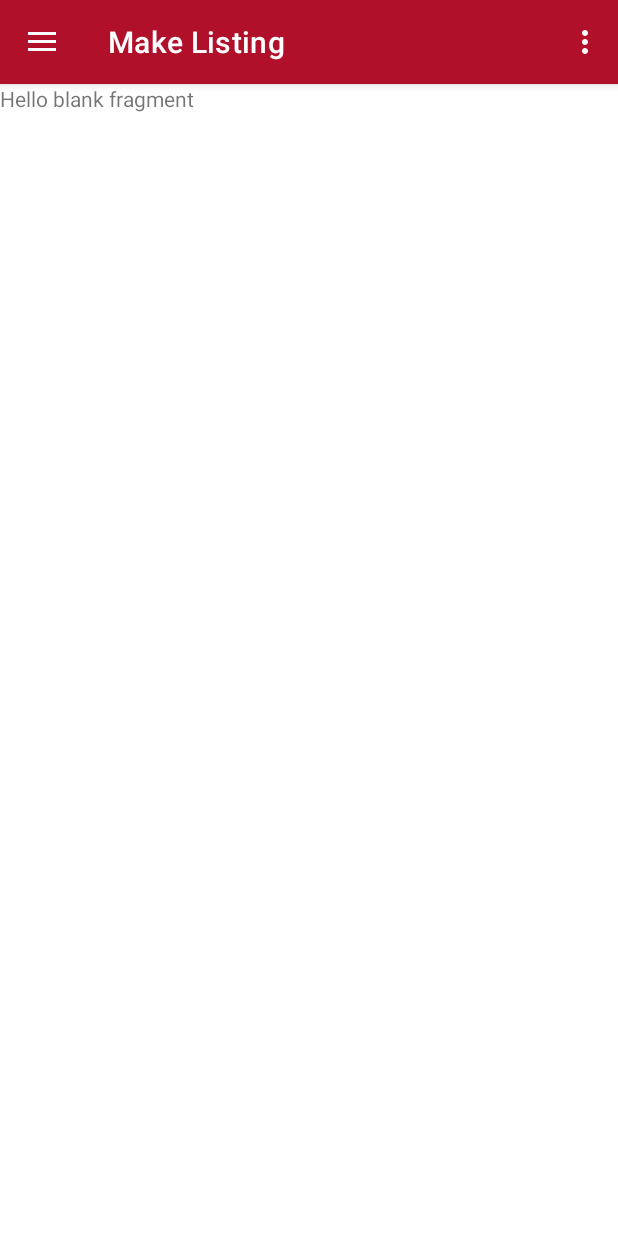
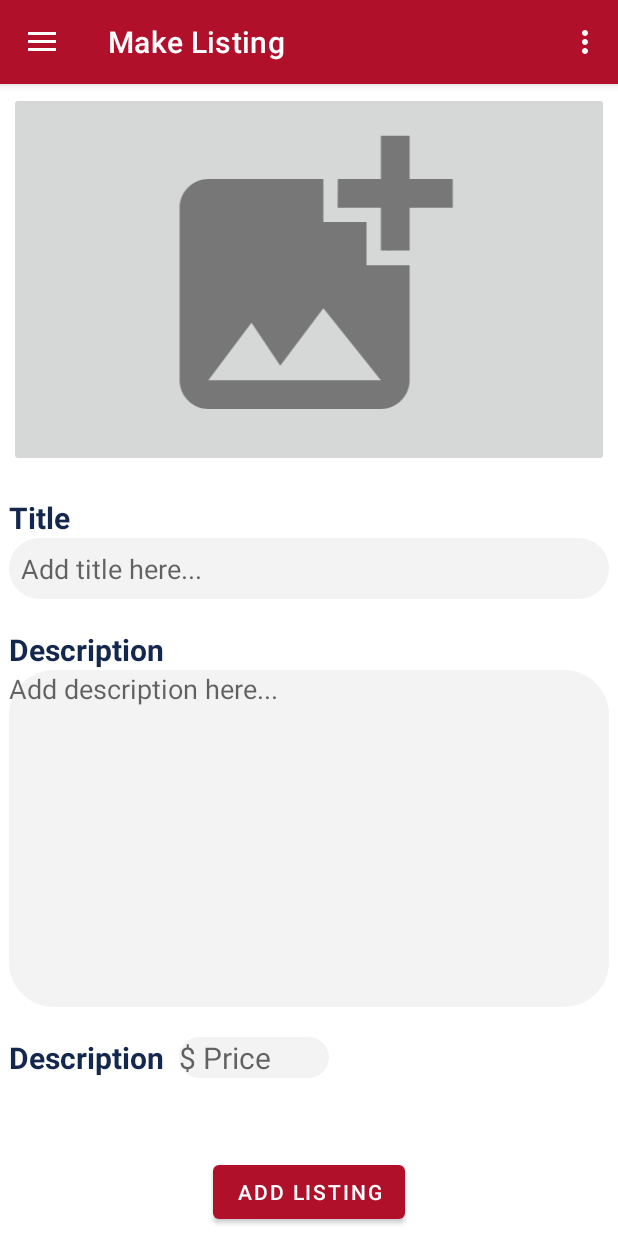
Before and after one commit to CSCI150-LAB01/UniSell, an Android app: the screen it shows after launch (MainActivity), in the side drawer, after a tap on "Make Listing", on a phone screen of 412 x 824 dp. Run offline under Robolectric (Android 15) with nearby library versions, the phone set to English and light mode, and no system bars; our stand-ins replace navigation-ui; Roboto replaces fonts that are not available here.

Commit message:
started make a listing page

```diff
--- a/UniSellApplication/app/src/main/java/com/example/unisellapplication/CreateLisitngFragment.java
+++ /dev/null
@@ -1,64 +0,0 @@
-package com.example.unisellapplication;
-
-import android.os.Bundle;
-
-import androidx.fragment.app.Fragment;
-
-import android.view.LayoutInflater;
-import android.view.View;
-import android.view.ViewGroup;
-
-/**
- * A simple {@link Fragment} subclass.
- * Use the {@link CreateLisitngFragment#newInstance} factory method to
- * create an instance of this fragment.
- */
-public class CreateLisitngFragment extends Fragment {
-
-    // TODO: Rename parameter arguments, choose names that match
-    // the fragment initialization parameters, e.g. ARG_ITEM_NUMBER
-    private static final String ARG_PARAM1 = "param1";
-    private static final String ARG_PARAM2 = "param2";
-
-    // TODO: Rename and change types of parameters
-    private String mParam1;
-    private String mParam2;
-
-    public CreateLisitngFragment() {
-        // Required empty public constructor
-    }
-
-    /**
-     * Use this factory method to create a new instance of
-     * this fragment using the provided parameters.
-     *
-     * @param param1 Parameter 1.
-     * @param param2 Parameter 2.
-     * @return A new instance of fragment CreateLisitngFragment.
-     */
-    // TODO: Rename and change types and number of parameters
-    public static CreateLisitngFragment newInstance(String param1, String param2) {
-        CreateLisitngFragment fragment = new CreateLisitngFragment();
-        Bundle args = new Bundle();
-        args.putString(ARG_PARAM1, param1);
-        args.putString(ARG_PARAM2, param2);
-        fragment.setArguments(args);
-        return fragment;
-    }
-
-    @Override
-    public void onCreate(Bundle savedInstanceState) {
-        super.onCreate(savedInstanceState);
-        if (getArguments() != null) {
-            mParam1 = getArguments().getString(ARG_PARAM1);
-            mParam2 = getArguments().getString(ARG_PARAM2);
-        }
-    }
-
-    @Override
-    public View onCreateView(LayoutInflater inflater, ViewGroup container,
-                             Bundle savedInstanceState) {
-        // Inflate the layout for this fragment
-        return inflater.inflate(R.layout.fragment_create_lisitng, container, false);
-    }
-}
--- a/UniSellApplication/app/src/main/java/com/example/unisellapplication/models/ListingModel.java
+++ b/UniSellApplication/app/src/main/java/com/example/unisellapplication/models/ListingModel.java
@@ -4,17 +4,15 @@ public class ListingModel {
     String name;
     String price;
     String category;
-    String type;
     String img_url;
 
     public ListingModel() {
     }
 
-    public ListingModel(String name, String price, String category, String type, String img_url) {
+    public ListingModel(String name, String price, String category, String img_url) {
         this.name = name;
         this.price = price;
         this.category = category;
-        this.type = type;
         this.img_url = img_url;
     }
 
@@ -42,14 +40,6 @@ public class ListingModel {
         this.category = category;
     }
 
-    public String getType() {
-        return type;
-    }
-
-    public void setType(String type) {
-        this.type = type;
-    }
-
     public String getImg_url() {
         return img_url;
     }
--- /dev/null
+++ b/UniSellApplication/app/src/main/java/com/example/unisellapplication/ui/create_listing/CreateListingFragment.java
@@ -0,0 +1,27 @@
+package com.example.unisellapplication.ui.create_listing;
+
+import android.os.Bundle;
+
+import androidx.annotation.NonNull;
+import androidx.fragment.app.Fragment;
+
+import android.view.LayoutInflater;
+import android.view.View;
+import android.view.ViewGroup;
+import android.widget.Button;
+import android.widget.EditText;
+import android.widget.ImageButton;
+
+import com.example.unisellapplication.R;
+
+public class CreateListingFragment extends Fragment {
+
+    ImageButton imageButton;
+    EditText title, description, price;
+
+    public View onCreateView(@NonNull LayoutInflater inflater,
+                             ViewGroup container, Bundle savedInstanceState) {
+        View root = inflater.inflate(R.layout.fragment_create_listing, container, false);
+        return root;
+    }
+}
--- a/UniSellApplication/app/src/main/java/com/example/unisellapplication/ui/home/HomeFragment.java
+++ b/UniSellApplication/app/src/main/java/com/example/unisellapplication/ui/home/HomeFragment.java
@@ -11,12 +11,18 @@ import androidx.fragment.app.Fragment;
 import androidx.lifecycle.ViewModelProvider;
 
 import com.example.unisellapplication.R;
+import com.example.unisellapplication.adapters.RecentAdapters;
 import com.example.unisellapplication.databinding.FragmentHomeBinding;
+import com.example.unisellapplication.models.ListingModel;
+
+import java.util.List;
 
 public class HomeFragment extends Fragment {
 
 
     //recent items
+    List<ListingModel> listingModelList;
+    RecentAdapters recentAdapters;
 
     public View onCreateView(@NonNull LayoutInflater inflater,
                              ViewGroup container, Bundle savedInstanceState) {
--- a/UniSellApplication/app/src/main/java/com/example/unisellapplication/ui/profile/ProfileFragment.java
+++ b/UniSellApplication/app/src/main/java/com/example/unisellapplication/ui/profile/ProfileFragment.java
@@ -11,6 +11,7 @@ import androidx.fragment.app.Fragment;
 import com.example.unisellapplication.R;
 
 public class ProfileFragment extends Fragment {
+
     public View onCreateView(@NonNull LayoutInflater inflater,
                              ViewGroup container, Bundle savedInstanceState) {
 
--- /dev/null
+++ b/UniSellApplication/app/src/main/res/drawable/baseline_add_photo_alternate_24.xml
@@ -0,0 +1,5 @@
+<vector android:height="24dp" android:tint="@color/black"
+    android:viewportHeight="24" android:viewportWidth="24"
+    android:width="24dp" xmlns:android="http://schemas.android.com/apk/res/android">
+    <path android:fillColor="@android:color/white" android:pathData="M19,7v2.99s-1.99,0.01 -2,0L17,7h-3s0.01,-1.99 0,-2h3L17,2h2v3h3v2h-3zM16,11L16,8h-3L13,5L5,5c-1.1,0 -2,0.9 -2,2v12c0,1.1 0.9,2 2,2h12c1.1,0 2,-0.9 2,-2v-8h-3zM5,19l3,-4 2,3 3,-4 4,5L5,19z"/>
+</vector>
--- a/UniSellApplication/app/src/main/res/layout/fragment_create_lisitng.xml
+++ /dev/null
@@ -1,14 +0,0 @@
-<?xml version="1.0" encoding="utf-8"?>
-<FrameLayout xmlns:android="http://schemas.android.com/apk/res/android"
-    xmlns:tools="http://schemas.android.com/tools"
-    android:layout_width="match_parent"
-    android:layout_height="match_parent"
-    tools:context=".CreateLisitngFragment">
-
-    <!-- TODO: Update blank fragment layout -->
-    <TextView
-        android:layout_width="match_parent"
-        android:layout_height="match_parent"
-        android:text="@string/hello_blank_fragment" />
-
-</FrameLayout>
--- /dev/null
+++ b/UniSellApplication/app/src/main/res/layout/fragment_create_listing.xml
@@ -0,0 +1,114 @@
+<?xml version="1.0" encoding="utf-8"?>
+<androidx.constraintlayout.widget.ConstraintLayout xmlns:android="http://schemas.android.com/apk/res/android"
+    xmlns:app="http://schemas.android.com/apk/res-auto"
+    xmlns:tools="http://schemas.android.com/tools"
+    android:layout_width="match_parent"
+    android:layout_height="match_parent"
+    tools:context=".ui.create_listing.CreateListingFragment">
+
+    <ImageButton
+        android:id="@+id/add_img_button"
+        android:layout_width="400dp"
+        android:layout_height="250dp"
+        android:scaleType="fitCenter"
+        android:src="@drawable/baseline_add_photo_alternate_24"
+        app:layout_constraintBottom_toBottomOf="parent"
+        app:layout_constraintEnd_toEndOf="parent"
+        app:layout_constraintStart_toStartOf="parent"
+        app:layout_constraintTop_toTopOf="parent"
+        app:layout_constraintVertical_bias="0.01"
+        app:tint="#777777" />
+
+    <TextView
+        android:id="@+id/title_txt"
+        android:layout_width="wrap_content"
+        android:layout_height="wrap_content"
+        android:layout_marginTop="20dp"
+        android:layout_marginBottom="1dp"
+        android:text="Title"
+        android:textColor="@color/blue_2767"
+        android:textSize="20sp"
+        android:textStyle="bold"
+        app:layout_constraintBottom_toTopOf="@+id/editTextTitle"
+        app:layout_constraintStart_toStartOf="@id/add_img_button"
+        app:layout_constraintTop_toBottomOf="@+id/add_img_button" />
+
+    <EditText
+        android:id="@+id/editTextTitle"
+        android:layout_width="400dp"
+        android:layout_height="wrap_content"
+        android:background="@drawable/edittext_background"
+        android:ems="10"
+        android:hint="Add title here..."
+        android:inputType="textMultiLine"
+        android:padding="8dp"
+        app:layout_constraintEnd_toEndOf="parent"
+        app:layout_constraintStart_toStartOf="parent"
+        app:layout_constraintTop_toBottomOf="@+id/title_txt" />
+
+    <TextView
+        android:id="@+id/description_txt"
+        android:layout_width="wrap_content"
+        android:layout_height="wrap_content"
+        android:layout_marginTop="20dp"
+        android:layout_marginBottom="1dp"
+        android:text="Description"
+        android:textColor="@color/blue_2767"
+        android:textSize="20sp"
+        android:textStyle="bold"
+        app:layout_constraintBottom_toTopOf="@+id/editTextDescripiton"
+        app:layout_constraintStart_toStartOf="@id/editTextTitle"
+        app:layout_constraintTop_toBottomOf="@+id/editTextTitle" />
+
+    <EditText
+        android:id="@+id/editTextDescripiton"
+        android:layout_width="400dp"
+        android:layout_height="wrap_content"
+        android:background="@drawable/edittext_background"
+        android:ems="10"
+        android:hint="Add description here..."
+        android:inputType="textMultiLine"
+        android:paddingBottom="200dp"
+        app:layout_constraintEnd_toEndOf="parent"
+        app:layout_constraintStart_toStartOf="parent"
+        app:layout_constraintTop_toBottomOf="@+id/description_txt" />
+
+    <TextView
+        android:id="@+id/price_txt"
+        android:layout_width="wrap_content"
+        android:layout_height="wrap_content"
+        android:layout_marginTop="20dp"
+        android:layout_marginBottom="1dp"
+        android:text="Description"
+        android:textColor="@color/blue_2767"
+        android:textSize="20sp"
+        android:textStyle="bold"
+        app:layout_constraintStart_toStartOf="@id/editTextTitle"
+        app:layout_constraintTop_toBottomOf="@+id/editTextDescripiton" />
+
+    <EditText
+        android:id="@+id/editTextPrice"
+        android:layout_width="100dp"
+        android:layout_height="wrap_content"
+        android:background="@drawable/edittext_background"
+        android:layout_marginTop="20dp"
+        android:ems="10"
+        android:hint="$ Price"
+        android:textSize="20sp"
+        android:inputType="textMultiLine"
+        android:layout_marginStart="10dp"
+        app:layout_constraintStart_toEndOf="@+id/price_txt"
+        app:layout_constraintTop_toBottomOf="@+id/editTextDescripiton" />
+
+    <Button
+        android:id="@+id/add_listing_btn"
+        android:layout_width="wrap_content"
+        android:layout_height="wrap_content"
+        android:text="Add Listing"
+        app:layout_constraintBottom_toBottomOf="parent"
+        app:layout_constraintEnd_toEndOf="parent"
+        app:layout_constraintStart_toStartOf="parent"
+        android:layout_marginBottom="5dp"/>
+
+
+</androidx.constraintlayout.widget.ConstraintLayout>
--- a/UniSellApplication/app/src/main/res/navigation/mobile_navigation.xml
+++ b/UniSellApplication/app/src/main/res/navigation/mobile_navigation.xml
@@ -24,9 +24,9 @@
         tools:layout="@layout/fragment_category" />
     <fragment
         android:id="@+id/nav_make_listing"
-        android:name="com.example.unisellapplication.CreateLisitngFragment"
+        android:name="com.example.unisellapplication.ui.create_listing.CreateListingFragment"
         android:label="@string/make_listing"
-        tools:layout="@layout/fragment_create_lisitng" />
+        tools:layout="@layout/fragment_create_listing" />
     <fragment
         android:id="@+id/nav_favorites"
         android:name="com.example.unisellapplication.MyFavoritesFragment"
```
